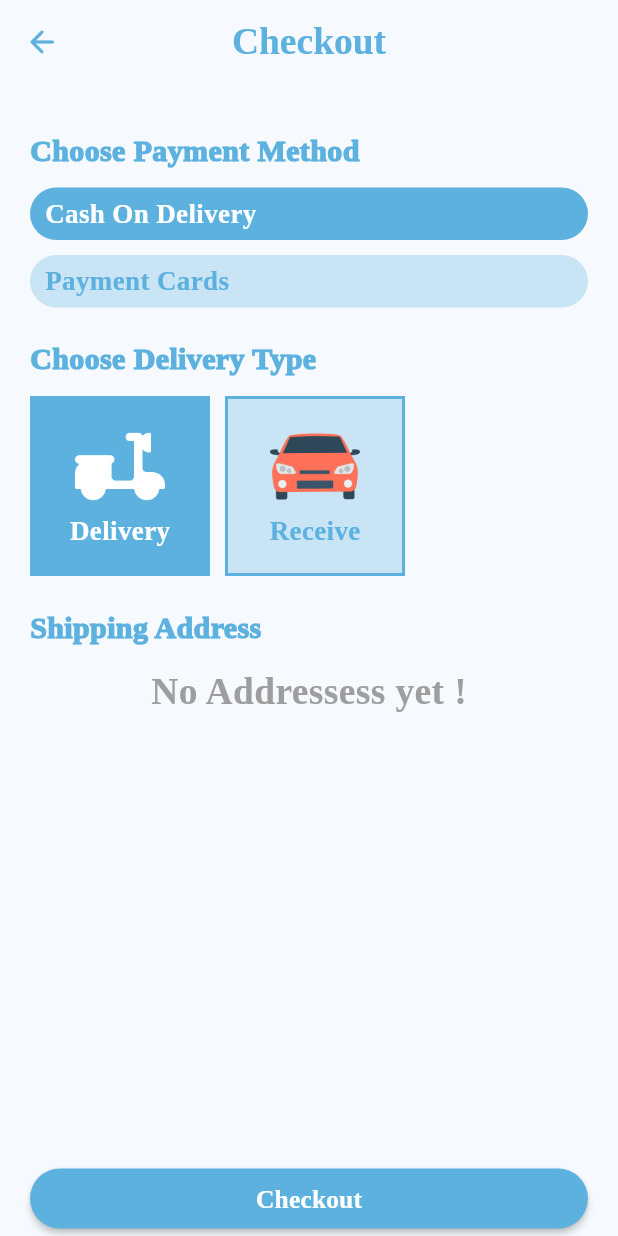
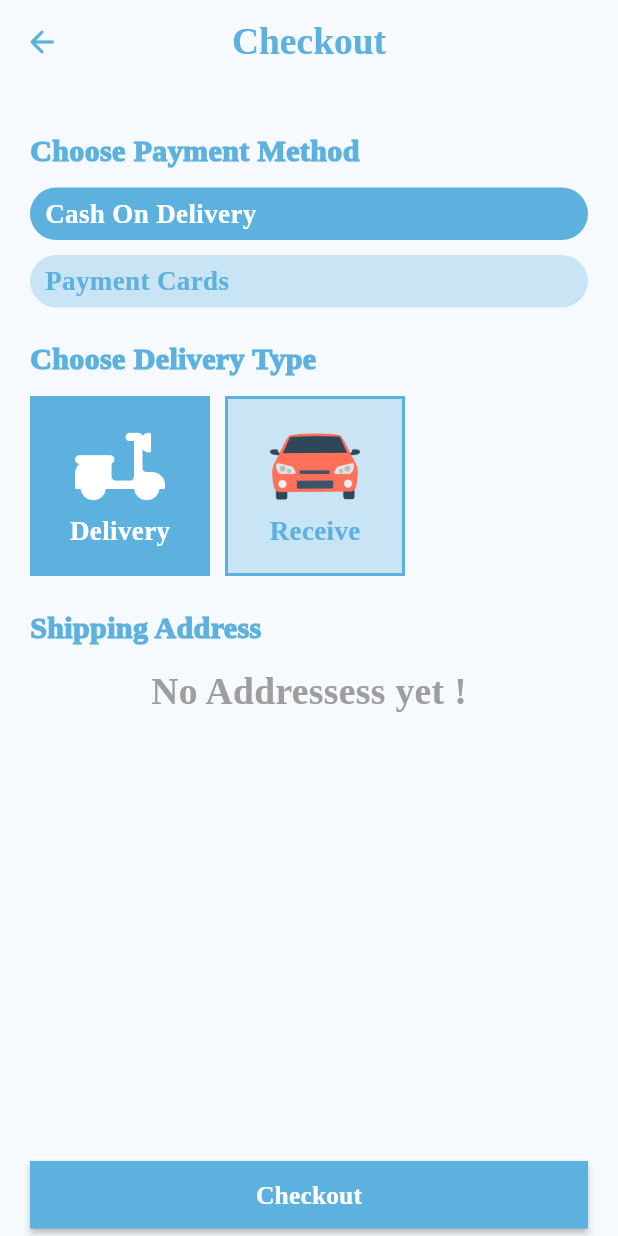
Before and after one commit to Muhammednady/e-commerce-app, a Flutter app: the CheckOutView screen opened directly, on a phone screen of 412 x 824 dp. Run offline on Flutter 3.47's test engine with Material 3 defaults, Android fonts, the phone set to English and light mode, and no system bars; our stand-ins replace cached_network_image, connectivity_plus, dartz, firebase_core, firebase_messaging, flutter_otp_text_field and 7 more; accounts and stored records are empty; network calls fail.

Commit message:
change height of checkout button

```diff
--- a/lib/view/screen/check_out/checkout_view.dart
+++ b/lib/view/screen/check_out/checkout_view.dart
@@ -37,17 +37,18 @@ class CheckOutView extends GetView<CheckoutController> {
             )),
       ),
       bottomNavigationBar: Container(
-        height: 50.0,
+        height: 55.0,
         width: double.infinity,
         padding: const EdgeInsets.symmetric(horizontal: 20.0, vertical: 5.0),
         child: MaterialButton(
           onPressed: () {
             // Get.to(GetWidgetCacheElement(widget));
           },
+          // height: 45.0,
           color: AppColors.primary,
           // elevation: 0.0,
           shape:
-              RoundedRectangleBorder(borderRadius: BorderRadius.circular(20.0)),
+              RoundedRectangleBorder(borderRadius: BorderRadius.circular(0.0)),
           child: const Text(
             'Checkout',
             style: TextStyle(
@@ -166,12 +167,20 @@ class CheckOutView extends GetView<CheckoutController> {
                       onTap: () {
                         controller.changeDeliveryType(1);
                       },
+                      child: AnimatedSwitcher(
+                        key: const Key('1'),
+                        duration: const Duration(milliseconds: 600),
+                        transitionBuilder: (child, animation) {
+                          return ScaleTransition(
+                              scale: animation, child: child);
+                        },
                         child: DeliveryTypeWidget(
                             title: 'Delivery',
                             image: AppImagesPath.motorCycle2,
                             isActive: checkOutController.deliveryType.value == 1
                                 ? true
                                 : false),
+                      ),
                     ),
                     const SizedBox(
                       width: 10.0,
@@ -180,6 +189,13 @@ class CheckOutView extends GetView<CheckoutController> {
                       onTap: () {
                         controller.changeDeliveryType(2);
                       },
+                      child: AnimatedSwitcher(
+                        key: const Key('2'),
+                        duration: const Duration(milliseconds: 600),
+                        transitionBuilder: (child, animation) {
+                          return ScaleTransition(
+                              scale: animation, child: child);
+                        },
                         child: DeliveryTypeWidget(
                             title: 'Receive',
                             image: AppImagesPath.car2,
@@ -187,18 +203,24 @@ class CheckOutView extends GetView<CheckoutController> {
                                 ? true
                                 : false),
                       ),
+                    ),
                   ],
                 ),
               ),
               const SizedBox(
                 height: 20.0,
               ),
-              const Text(
+              Obx(
+                () => Visibility(
+                  visible: checkOutController.deliveryType.value == 1,
+                  child: const Text(
                     'Shipping Address',
                     style: TextStyle(
                         color: AppColors.primary,
                         fontSize: 20.0,
                         fontWeight: FontWeight.w900),
+                  ),
+                ),
               ),
               const SizedBox(
                 height: 10.0,
```
Lines whose indentation alone changed are shown as unchanged.
